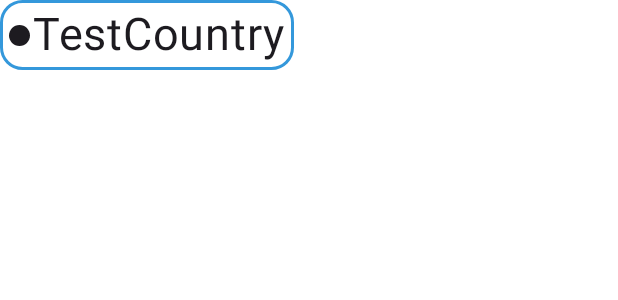
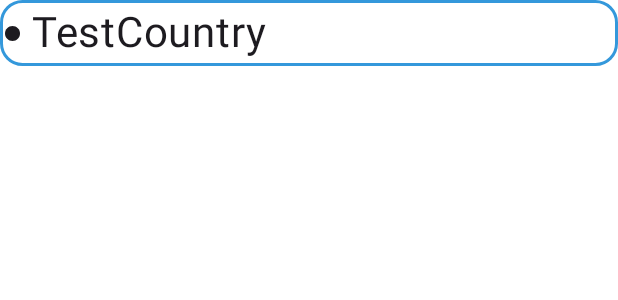
Before and after one commit to ShemLeon/GeoQuiz, an Android app built with Jetpack Compose: the @Preview function AnswerOptionItemPreview, on a phone screen of 412 x 824 dp. Shown: the top 300 px of the screen. Run offline under Robolectric (Android 15) with nearby library versions, the phone set to English and light mode, and no system bars.

Commit message:
Fixed UI

```diff
--- a/app/src/main/java/com/leoevg/geoquiz/screens/question/QuestionScreen.kt
+++ b/app/src/main/java/com/leoevg/geoquiz/screens/question/QuestionScreen.kt
@@ -403,7 +403,7 @@ fun OptionAnswersSection(
     onItemSelected: (String) -> Unit
 ){
     LazyVerticalGrid(
-        modifier = Modifier
+        modifier = modifier
             .fillMaxWidth()
             .height(((answerOptions.size / 2 + answerOptions.size % 2) * 80).dp),
         columns = GridCells.Fixed(2),
@@ -413,7 +413,7 @@ fun OptionAnswersSection(
         items(answerOptions){currentOptionItem ->
             Box(
                 modifier = Modifier
-                    .fillMaxWidth(0.95f) // Ограничиваем ширину элемента внутри ячейки
+                    .fillMaxWidth() // Ограничиваем ширину элемента внутри ячейки
                     .padding(horizontal = 3.dp, vertical = 1.dp)
             ){
                 val isSelected = selectedAnswerOption == currentOptionItem.optAnswer
--- a/app/src/main/java/com/leoevg/geoquiz/ui/components/AnswerOptionItem.kt
+++ b/app/src/main/java/com/leoevg/geoquiz/ui/components/AnswerOptionItem.kt
@@ -5,6 +5,7 @@ import androidx.compose.foundation.border
 import androidx.compose.foundation.clickable
 import androidx.compose.foundation.layout.Arrangement
 import androidx.compose.foundation.layout.Row
+import androidx.compose.foundation.layout.fillMaxWidth
 import androidx.compose.foundation.layout.padding
 import androidx.compose.foundation.layout.size
 import androidx.compose.foundation.shape.RoundedCornerShape
@@ -38,6 +39,7 @@ fun AnswerOptionItem(
     val answerResultIndicationColor = if (isAnswerRight == true) Color.Green else Color.Red
     Row (
         modifier = modifier
+            .fillMaxWidth()
             .border(
                 2.dp,
                 if (isAnswerRight != null) answerResultIndicationColor
@@ -46,25 +48,24 @@ fun AnswerOptionItem(
                 RoundedCornerShape(15.dp)
             )
             .background(color = Color.Transparent)
-            .padding(horizontal = 6.dp, vertical = 5.dp)
+            .padding(horizontal = 3.dp, vertical = 5.dp)
             .clickable { onClick() },
-        horizontalArrangement = Arrangement.Center,
-        verticalAlignment = Alignment.CenterVertically,
-
+        horizontalArrangement = Arrangement.Start,
+        verticalAlignment = Alignment.CenterVertically
     ){
         Icon(
             painter = painterResource(R.drawable.answer_option_logo),
             contentDescription = "answer opt icon_button",
-            modifier = Modifier.size(14.dp),
+            modifier = Modifier.size(10.dp),
             tint = MaterialTheme.colorScheme.onBackground,
         )
         Text(
             text = answerOption.optAnswer,
-            fontSize = 30.sp,
+            fontSize = 28.sp,
             fontWeight = FontWeight.Normal,
             color = MaterialTheme.colorScheme.onBackground,
             modifier = Modifier
-                .padding(start = 2.dp),
+                .padding(start = 8.dp),
         )
     }
 }
```
